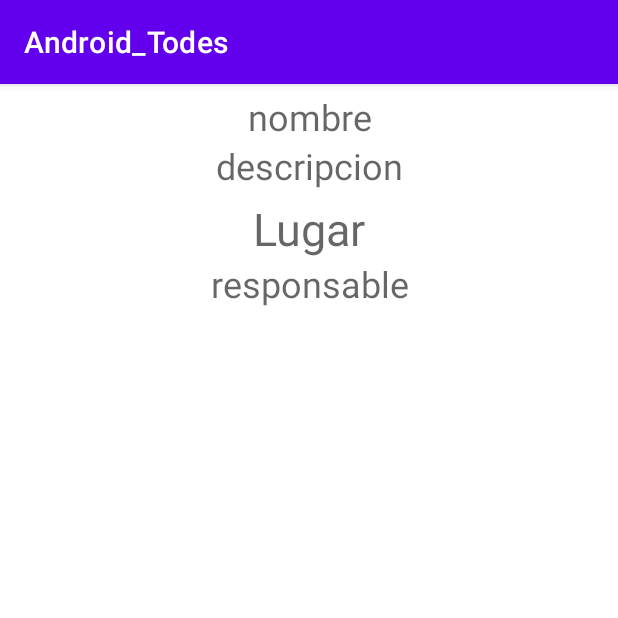
After one commit to camilomc17/AndroidTodes, an Android app: the MainActivityNoticias screen opened directly, with no data from a screen before it, on a phone screen of 412 x 824 dp, the top half of it. The commit adds this screen. Run offline under Robolectric (Android 15) with nearby library versions, the phone set to English and light mode, and no system bars.

Commit message:
actualizacion del consumoNoticias

```diff
--- /dev/null
+++ b/app/src/main/java/com/example/android_todes/InterfaceNoticia/NoticiaApi.java
@@ -0,0 +1,14 @@
+package com.example.android_todes.InterfaceNoticia;
+
+import com.example.android_todes.Model_noticia.Activity_noticia;
+
+import java.util.List;
+
+import retrofit2.Call;
+import retrofit2.http.GET;
+
+public interface NoticiaApi {
+
+    @GET("noticias")
+    Call<List<Activity_noticia>> getPosts();
+}
--- a/app/src/main/java/com/example/android_todes/Interface_evento/Interfaceevento.java
+++ /dev/null
@@ -1,4 +0,0 @@
-package com.example.android_todes.Interface_evento;
-
-public interface Interfaceevento {
-}
--- /dev/null
+++ b/app/src/main/java/com/example/android_todes/MainActivityNoticia.java
@@ -0,0 +1,4 @@
+package com.example.android_todes;
+
+public class MainActivityNoticia {
+}
--- /dev/null
+++ b/app/src/main/java/com/example/android_todes/MainActivityNoticias.java
@@ -0,0 +1,70 @@
+package com.example.android_todes;
+
+import androidx.appcompat.app.AppCompatActivity;
+
+import android.os.Bundle;
+import android.widget.ImageView;
+import android.widget.TextView;
+
+import com.example.android_todes.InterfaceNoticia.NoticiaApi;
+import com.example.android_todes.Model_noticia.Activity_noticia;
+
+import java.util.List;
+
+import retrofit2.Call;
+import retrofit2.Callback;
+import retrofit2.Response;
+import retrofit2.Retrofit;
+import retrofit2.converter.gson.GsonConverterFactory;
+
+public class MainActivityNoticias extends AppCompatActivity {
+
+
+     TextView tvNombre_noticia;
+     TextView tvDescripcion_noticia;
+     TextView tvLugar_noticia;
+     TextView tvResponsable_noticia;
+     ImageView tvRuta_noticia;
+
+
+
+    @Override
+    protected void onCreate(Bundle savedInstanceState) {
+        super.onCreate(savedInstanceState);
+        setContentView(R.layout.activity_main_noticias);
+        tvNombre_noticia=findViewById(R.id.tvNombre_noticia);
+        tvDescripcion_noticia=findViewById(R.id.tvDescripcion_noticia);
+        tvLugar_noticia=findViewById(R.id.tvLugar_noticia);
+        tvResponsable_noticia=findViewById(R.id.tvResponsable_noticia);
+        tvRuta_noticia=findViewById(R.id.imgNoticia);
+
+    }
+
+    public void getPosts()
+    {
+        Retrofit retrofit = new Retrofit.Builder()
+                .baseUrl("http://127.0.0.1:8000/api")
+                .addConverterFactory(GsonConverterFactory.create())
+                .build();
+        NoticiaApi noticiaApi = retrofit.create(NoticiaApi.class);
+        Call<List<Activity_noticia>> call = noticiaApi.getPosts();
+        call.enqueue(new Callback<List<Activity_noticia>>() {
+            @Override
+            public void onResponse(Call<List<Activity_noticia>> call, Response<List<Activity_noticia>> response) {
+
+                if(!response.isSuccessful())
+                {
+
+                }
+
+            }
+
+            @Override
+            public void onFailure(Call<List<Activity_noticia>> call, Throwable t) {
+
+            }
+        });
+    }
+
+
+}
--- /dev/null
+++ b/app/src/main/res/layout/activity_main_noticias.xml
@@ -0,0 +1,59 @@
+<?xml version="1.0" encoding="utf-8"?>
+<androidx.constraintlayout.widget.ConstraintLayout xmlns:android="http://schemas.android.com/apk/res/android"
+    xmlns:app="http://schemas.android.com/apk/res-auto"
+    xmlns:tools="http://schemas.android.com/tools"
+    android:layout_width="match_parent"
+    android:layout_height="match_parent"
+    tools:context=".MainActivityNoticias">
+
+    <LinearLayout
+        android:layout_width="match_parent"
+        android:layout_height="match_parent"
+        android:layout_margin="5dp"
+        android:background="#FFFFFF"
+        android:orientation="vertical"
+        tools:layout_editor_absoluteX="5dp"
+        tools:layout_editor_absoluteY="5dp">
+
+        <ImageView
+            android:id="@+id/imgNoticia"
+            android:layout_width="match_parent"
+            android:layout_height="wrap_content"/>
+
+             <TextView
+               android:id="@+id/tvNombre_noticia"
+               android:layout_width="match_parent"
+               android:layout_height="wrap_content"
+               android:gravity="center"
+               android:hint="nombre"
+            android:textSize="24sp" />
+
+        <TextView
+            android:id="@+id/tvDescripcion_noticia"
+            android:layout_width="match_parent"
+            android:layout_height="wrap_content"
+            android:gravity="center"
+            android:hint="descripcion"
+            android:textSize="24sp" />
+
+        <TextView
+            android:id="@+id/tvLugar_noticia"
+            android:layout_width="match_parent"
+            android:layout_height="wrap_content"
+            android:layout_marginTop="5dp"
+            android:gravity="center"
+            android:hint="Lugar"
+            android:textSize="30sp" />
+
+        <TextView
+            android:id="@+id/tvResponsable_noticia"
+            android:layout_width="match_parent"
+            android:layout_height="wrap_content"
+            android:gravity="center"
+            android:hint="responsable"
+            android:textSize="24sp" />
+
+
+
+    </LinearLayout>
+</androidx.constraintlayout.widget.ConstraintLayout>
```
Also changed, not shown: app/src/main/AndroidManifest.xml (+7 -4 lines), app/src/main/java/com/example/android_todes/MainActivity.java (+11 -0 lines), app/src/main/java/com/example/android_todes/Model_noticia/Activity_noticia.java (+45 -24 lines), app/src/main/res/layout/activity_main.xml (+17 -0 lines).
